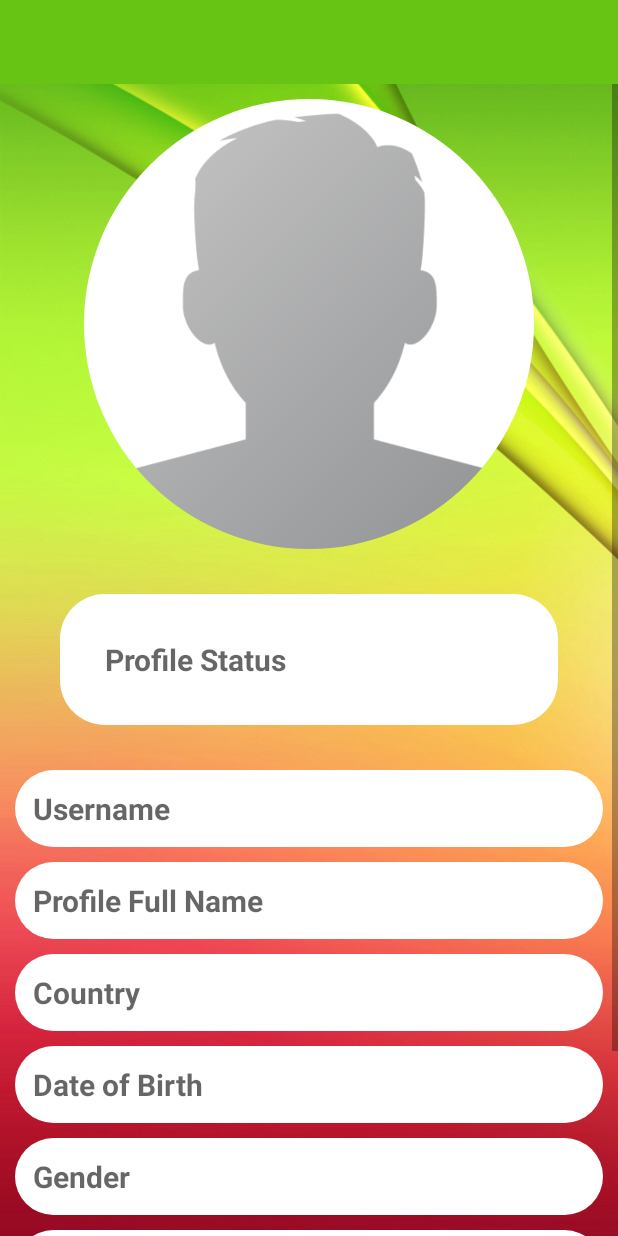
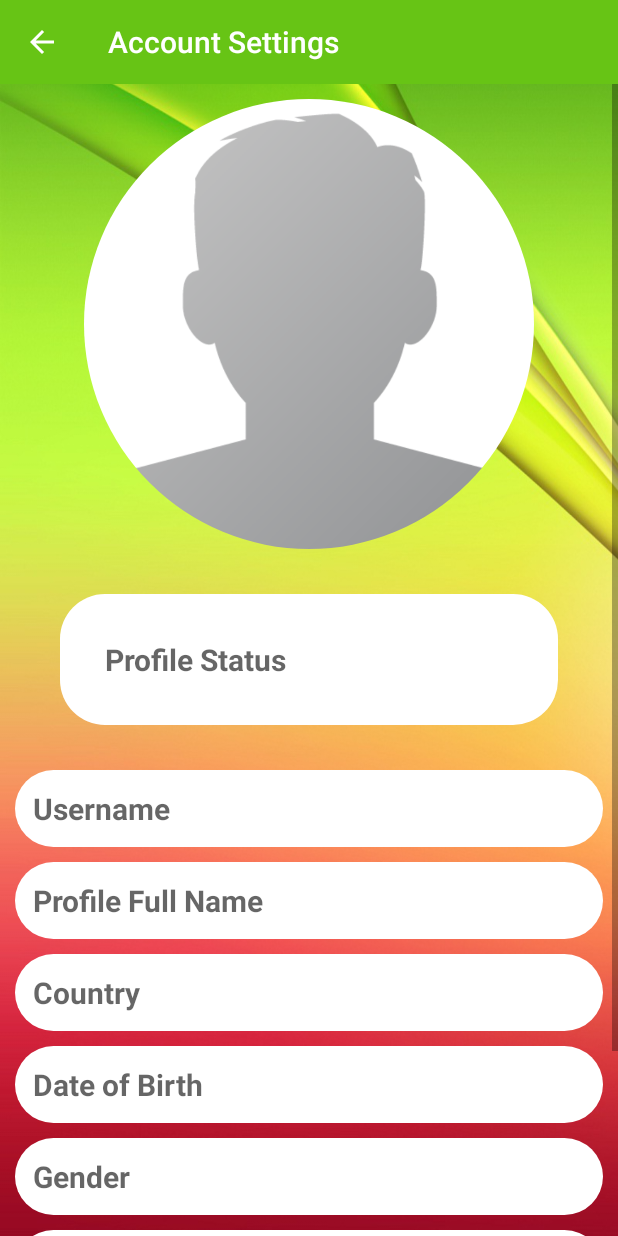
Before and after one commit to ramonah6/social-network, an Android app: the SettingsActivity screen opened directly, with no data from a screen before it, on a phone screen of 412 x 824 dp. Run offline under Robolectric (Android 15) with nearby library versions, the phone set to English and light mode, and no system bars; our stand-ins replace CircleImageView, Firebase (no records; nobody signed in at launch, a user with empty details on screens opened directly), Picasso.

Commit message:
setting show

```diff
--- a/app/src/main/AndroidManifest.xml
+++ b/app/src/main/AndroidManifest.xml
@@ -13,7 +13,9 @@
         android:roundIcon="@mipmap/ic_launcher_round"
         android:supportsRtl="true"
         android:theme="@style/AppTheme">
-        <activity android:name=".SettingsActivity"></activity>
+        <activity android:name=".SettingsActivity"
+            android:parentActivityName=".MainActivity">
+        </activity>
         <activity android:name=".ClickPostActivity" />
         <activity android:name=".PostActivity" />
         <activity android:name="com.example.codingcafe.socialnetwork.PostActivity" />
--- a/app/src/main/java/com/my/socialnetwork/SettingsActivity.java
+++ b/app/src/main/java/com/my/socialnetwork/SettingsActivity.java
@@ -1,13 +1,100 @@
 package com.my.socialnetwork;
 
+import android.net.Uri;
+import android.provider.ContactsContract;
+import android.support.annotation.NonNull;
 import android.support.v7.app.AppCompatActivity;
 import android.os.Bundle;
+import android.support.v7.widget.Toolbar;
+import android.widget.Button;
+import android.widget.EditText;
+
+import com.google.android.gms.tasks.OnSuccessListener;
+import com.google.firebase.auth.FirebaseAuth;
+import com.google.firebase.database.DataSnapshot;
+import com.google.firebase.database.DatabaseError;
+import com.google.firebase.database.DatabaseReference;
+import com.google.firebase.database.FirebaseDatabase;
+import com.google.firebase.database.ValueEventListener;
+import com.google.firebase.storage.FirebaseStorage;
+import com.google.firebase.storage.StorageReference;
+import com.squareup.picasso.Picasso;
+
+import de.hdodenhof.circleimageview.CircleImageView;
 
 public class SettingsActivity extends AppCompatActivity {
+    private Toolbar mToolbar;
+
+    private EditText userName, userProfName, userStatus, userCountry, userGender,userDOB, userRelation;
+    private Button UpdateAccountSettingsButton;
+    private CircleImageView userProfImage;
+
+    private FirebaseAuth mAuth;
+    private DatabaseReference SettingsuserRef;
+    private StorageReference UserProfileImageRef;
+
+    private String currentUserid;
 
     @Override
     protected void onCreate(Bundle savedInstanceState) {
         super.onCreate(savedInstanceState);
         setContentView(R.layout.activity_settings);
+
+        mAuth = FirebaseAuth.getInstance();
+        currentUserid = mAuth.getCurrentUser().getUid();
+        SettingsuserRef = FirebaseDatabase.getInstance().getReference().child("Users").child(currentUserid);
+        UserProfileImageRef = FirebaseStorage.getInstance().getReference().child("Profile Images");
+
+        mToolbar = (Toolbar) findViewById(R.id.settings_toolbar);
+        setSupportActionBar(mToolbar);
+        getSupportActionBar().setTitle("Account Settings");
+        getSupportActionBar().setDisplayHomeAsUpEnabled(true);
+
+        userName = (EditText)findViewById(R.id.settings_username);
+        userProfName= (EditText)findViewById(R.id.settings_profile_full_name);
+        userStatus = (EditText)findViewById(R.id.settings_status);
+        userCountry = (EditText)findViewById(R.id.settings_country);
+        userGender = (EditText)findViewById(R.id.settings_gender);
+        userRelation = (EditText)findViewById(R.id.settings_relationship_status);
+        userDOB = (EditText)findViewById(R.id.settings_DOB);
+
+        userProfImage = (CircleImageView)findViewById(R.id.settings_profile_image);
+
+        UpdateAccountSettingsButton = (Button) findViewById(R.id.update_accont_setting_button);
+
+        SettingsuserRef.addValueEventListener(new ValueEventListener() {
+            @Override
+            public void onDataChange(@NonNull DataSnapshot dataSnapshot) {
+                if (dataSnapshot.exists()) {
+                    String myUserName = dataSnapshot.child("username").getValue().toString();
+                    String myProfileName = dataSnapshot.child("fullname").getValue().toString();
+                    String myProfileStatus= dataSnapshot.child("status").getValue().toString();
+                    String myDOB= dataSnapshot.child("dob").getValue().toString();
+                    String myCountry = dataSnapshot.child("country").getValue().toString();
+                    String myGender = dataSnapshot.child("gender").getValue().toString();
+                    String myRelationStatus = dataSnapshot.child("relationshipstatus").getValue().toString();
+
+                    UserProfileImageRef.child(currentUserid + ".jpg").getDownloadUrl().addOnSuccessListener(new OnSuccessListener<Uri>() {
+                        @Override
+                        public void onSuccess(Uri uri) {
+                            Picasso.with(SettingsActivity.this).load(uri).placeholder(R.drawable.profile).into(userProfImage);
+                        }
+                    });
+
+                    userName.setText(myUserName);
+                    userProfName.setText(myProfileName);
+                    userStatus.setText(myProfileStatus);
+                    userDOB.setText(myDOB);
+                    userCountry.setText(myCountry);
+                    userGender.setText(myGender);
+                    userRelation.setText(myRelationStatus);
+                }
+            }
+
+            @Override
+            public void onCancelled(@NonNull DatabaseError databaseError) {
+
+            }
+        });
     }
 }
```
Also changed, not shown: app/src/main/java/com/my/socialnetwork/MainActivity.java (+7 -1 lines), app/src/main/res/layout/activity_settings.xml (line endings or trailing spaces).
